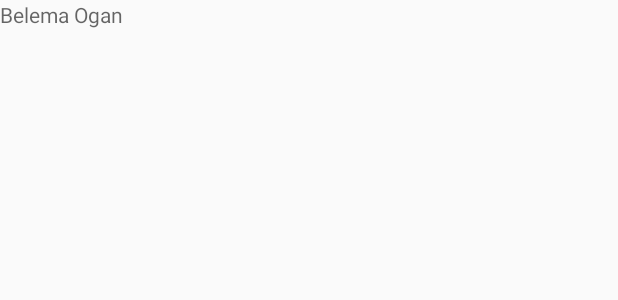
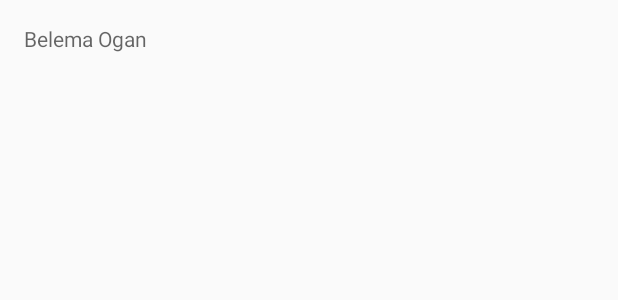
Before and after one commit to OganBelema/ListofDevelopers, an Android app: the layout home_page.xml on its own in the app's theme, with its tools: preview values and no code run, on a phone screen of 412 x 824 dp. Shown: the top 300 px of the screen. Run offline under Robolectric (Android 15) with nearby library versions, the phone set to English and light mode, and no system bars.

Commit message:
Finally found the error that was hindering my username names from showing

```diff
--- a/app/src/main/res/layout/home_page.xml
+++ b/app/src/main/res/layout/home_page.xml
@@ -4,6 +4,7 @@
     android:layout_width="match_parent"
     android:layout_height="match_parent"
     android:id="@+id/list_item"
+    android:padding="16dp"
     xmlns:tools="http://schemas.android.com/tools">
     <ImageView
         android:layout_width="wrap_content"
@@ -12,6 +13,7 @@
     <TextView
         android:layout_width="wrap_content"
         android:layout_height="wrap_content"
+        android:textColor="@android:color/black"
         android:id="@+id/user_name"
         tools:hint="Belema Ogan"/>
 
```
